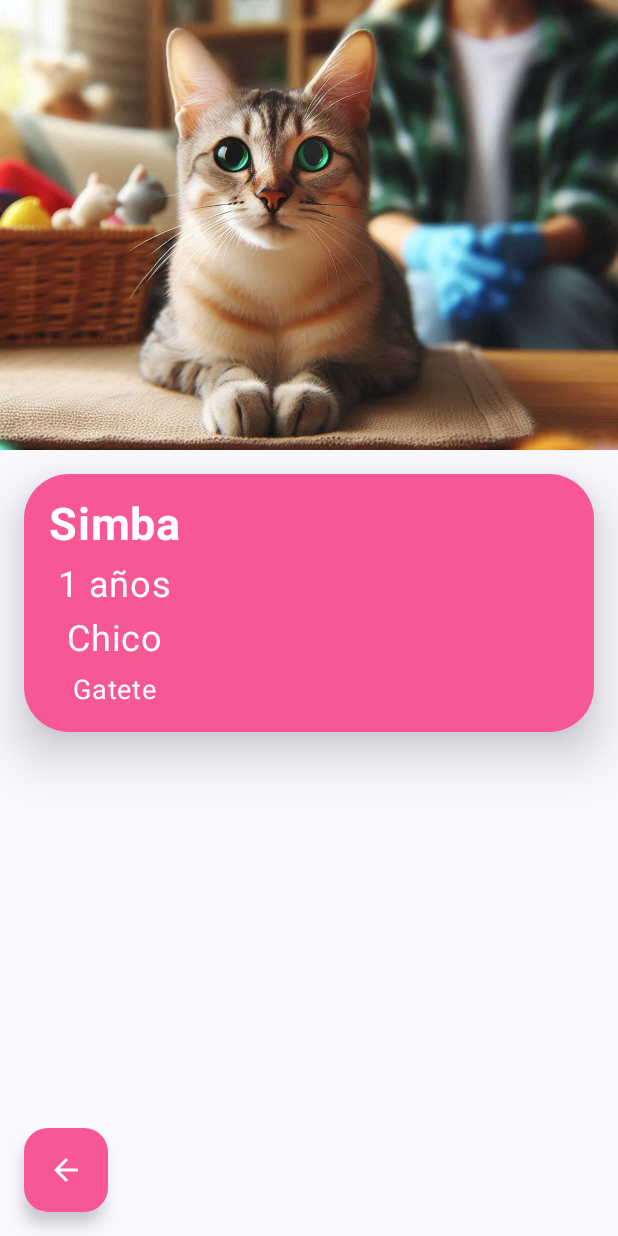
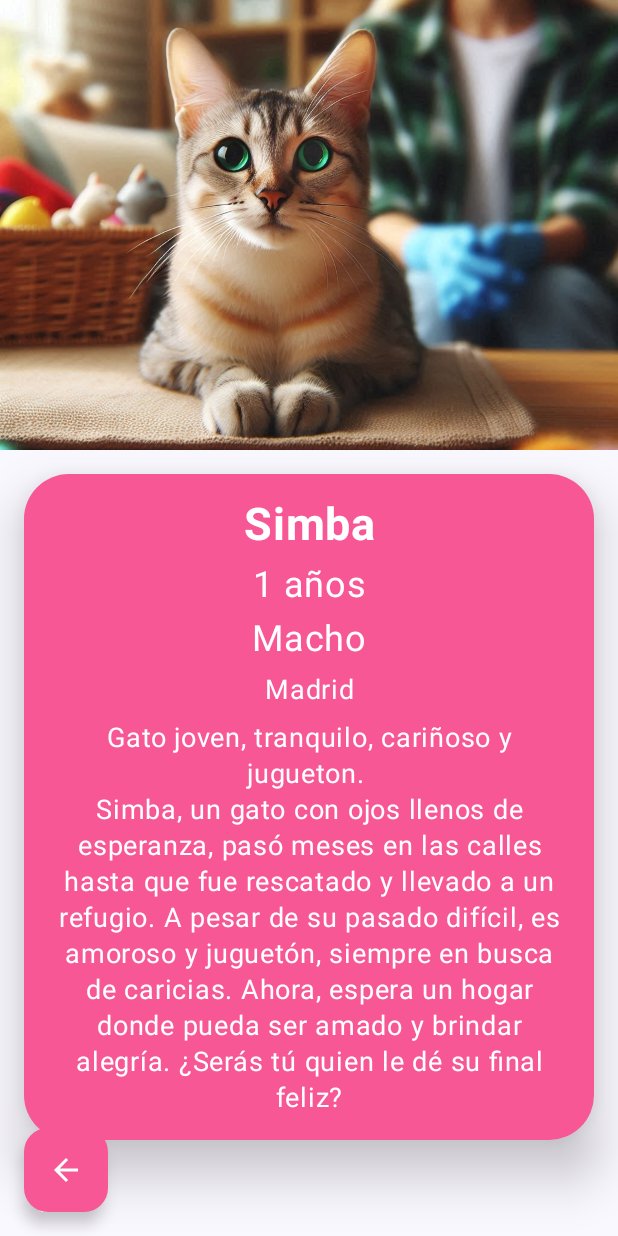
Before and after one commit to alcarazaina/AdoptDA, an Android app built with Jetpack Compose: the PantallaGatos screen opened through its navigation route, after a tap on "Simba", on a phone screen of 412 x 824 dp. Run offline under Robolectric (Android 15) with nearby library versions, the phone set to English and light mode, and no system bars.

Commit message:
Descripcion gatos y añadido provincia

```diff
--- a/app/src/main/java/com/example/adoptda/model/Gato.kt
+++ b/app/src/main/java/com/example/adoptda/model/Gato.kt
@@ -7,5 +7,6 @@ data class Gato(
     val imagen: Int,
     val edad: Int,
     val sexo: String,
-    val descripcion: String
+    val descripcion: String,
+    val provincia: String
 )
--- a/app/src/main/java/com/example/adoptda/model/GatoRepository.kt
+++ b/app/src/main/java/com/example/adoptda/model/GatoRepository.kt
@@ -5,14 +5,14 @@ import com.example.adoptda.R
 object GatoRepository {
     // borrar este comentario
     val gatos = listOf(
-        Gato(1, "Simba", R.drawable.simba,1,"Chico","Gatete"),
-        Gato(2, "Alaska", R.drawable.alaska,1,"Chico","Gatete"),
-        Gato(3, "Greta", R.drawable.greta,1,"Chico","Gatete"),
-        Gato(4, "Lana", R.drawable.lana,1,"Chico","Gatete"),
-        Gato(5, "Lola y Lolitos", R.drawable.lolaylolitos,1,"Chico","Gatete"),
-        Gato(6, "Lucifer", R.drawable.lucifer,1,"Chico","Gatete"),
-        Gato(7, "Miel", R.drawable.miel,1,"Chico","Gatete"),
-        Gato(8, "Pompom", R.drawable.pompom,1,"Chico","Gatete")
+        Gato(1, "Simba", R.drawable.simba,1,"Macho","Gato joven, tranquilo, cariñoso y jugueton. \nSimba, un gato con ojos llenos de esperanza, pasó meses en las calles hasta que fue rescatado y llevado a un refugio. A pesar de su pasado difícil, es amoroso y juguetón, siempre en busca de caricias. Ahora, espera un hogar donde pueda ser amado y brindar alegría. ¿Serás tú quien le dé su final feliz?", "Madrid"),
+        Gato(2, "Alaska", R.drawable.alaska,3,"Hembra","Alaska es una hermosa gata blanca de 3 años que enamora con su ternura y elegancia. Con un carácter tranquilo y cariñoso, disfruta de las caricias y la compañía. Fue rescatada en busca de una segunda oportunidad, despúes de haber sido abandonada por su anterior familia. Ahora espera un hogar donde pueda recibir el amor que merece. Si buscas una compañera fiel y amorosa, Alaska es la indicada. \nCompatible con otras mascotas y niños", "Valencia"),
+        Gato(3, "Greta", R.drawable.greta,4,"Hembra","Greta es una gata de 4 años que ha demostrado una increíble fortaleza. Fue rescatada de una tienda donde la usaban para criar gatos de raza sin recibir el cuidado y amor que merecía, metida 24/7 en una jaula donde tenia a sus cachorros en cada celo. A pesar de su pasado, Greta es una gatita dulce y agradecida, que busca un hogar donde pueda sentirse segura y querida. Ahora tiene la oportunidad de conocer el amor verdadero, ¿quieres ser tú quien le brinde esa oportunidad?", "Barcelona"),
+        Gato(4, "Lana", R.drawable.lana,2,"Hembra","Lana es una hermosa gata de 2 años, de pelaje marrón y blanco, que ha sufrido una gran pérdida. Su dueña falleció y, desde entonces, se ha quedado sin familia. A pesar de la tristeza, Lana sigue siendo una gatita cariñosa y noble que solo quiere un nuevo hogar donde sentirse amada. ¿Te gustaría brindarle una segunda oportunidad?. \nCompatible con otras mascotas", "Madrid"),
+        Gato(5, "Lola y Lolitos", R.drawable.lolaylolitos,4,"Hembra","Lola es una gata tricolor de 4 años que ha vivido momentos muy duros. Fue encontrada en la basura, buscando comida desesperadamente mientras protegía a sus pequeños recién nacidos, los Lolitos. Debido al maltrato que sufrió por parte de algunos jóvenes en la calle, es muy asustadiza con los humanos, pero con paciencia y amor, puede aprender a confiar de nuevo. Lola y sus bebés necesitan un hogar seguro donde crecer y recibir el cariño que nunca han tenido. ¿Serás tú quien les dé la oportunidad de una vida mejor? \nNo compatible con niños, ni otras mascotas", "Valencia"),
+        Gato(6, "Lucifer", R.drawable.lucifer,1,"Macho","Lucifer es un gato negro de 1 año que fue rescatado de una situación aterradora. Algunas personas supersticiosas querían hacer experimentos con él y sacrificarlo en rituales, simplemente por el color de su pelaje. Afortunadamente, fue salvado a tiempo y ahora busca un hogar donde pueda recibir el amor y la protección que merece. A pesar de su pasado, Lucifer es un gato noble y cariñoso, listo para demostrar que los gatos negros traen felicidad, no mala suerte. ¿Le darás la oportunidad de un futuro brillante?", "Madrid"),
+        Gato(7, "Miel", R.drawable.miel,3,"Macho","Miel es un gato de 3 años, de pelaje anaranjado, con la personalidad rebelde y juguetona típica de los gatos de su color. Siempre está explorando y buscando nuevas aventuras, pero también disfruta de los mimos y la compañía humana. Si buscas un compañero activo y divertido, Miel es el gato perfecto para ti.", "A Coruña"),
+        Gato(8, "Pompom", R.drawable.pompom,2,"Hembra","Pompom es un hermoso gato negro de pelo largo y 2 años de edad. Su carácter tranquilo le costó su hogar, ya que sus antiguos dueños adoptaron un perro inquieto que no lo dejaba en paz. Al defenderse, Pompom arañaba al perro, y sus dueños decidieron abandonarlo en casa de un vecino con solo una nota. Ahora, este dulce y sereno gatito necesita un hogar donde pueda vivir en calma y recibir el amor que realmente merece. ¿Serás tú quien le dé esa oportunidad?", "A Coruña")
     )
 
     fun getGatoById(id: Int): Gato? {
--- a/app/src/main/java/com/example/adoptda/view/PantallaAdopcionGato.kt
+++ b/app/src/main/java/com/example/adoptda/view/PantallaAdopcionGato.kt
@@ -13,7 +13,9 @@ import androidx.compose.foundation.layout.fillMaxWidth
 import androidx.compose.foundation.layout.height
 import androidx.compose.foundation.layout.padding
 import androidx.compose.foundation.layout.size
+import androidx.compose.foundation.rememberScrollState
 import androidx.compose.foundation.shape.RoundedCornerShape
+import androidx.compose.foundation.verticalScroll
 import androidx.compose.material.icons.Icons
 import androidx.compose.material.icons.filled.ArrowBack
 import androidx.compose.material3.Card
@@ -85,7 +87,7 @@ fun PantallaAdopcionGato(navController: NavController, gatoId: Int) {
                     )
                 ) {
                     Column(
-                        modifier = Modifier.padding(16.dp),
+                        modifier = Modifier.padding(16.dp).verticalScroll(rememberScrollState()),
                         horizontalAlignment = Alignment.CenterHorizontally
                     ) {
                         Text(
@@ -106,6 +108,13 @@ fun PantallaAdopcionGato(navController: NavController, gatoId: Int) {
                         Text(
                             text = gato.sexo,
                             fontSize = 24.sp,
+                            color = Color.White,
+                            textAlign = TextAlign.Center
+                        )
+                        Spacer(modifier = Modifier.height(8.dp))
+                        Text(
+                            text = gato.provincia,
+                            fontSize = 18.sp,
                             color = Color.White,
                             textAlign = TextAlign.Center
                         )
```
